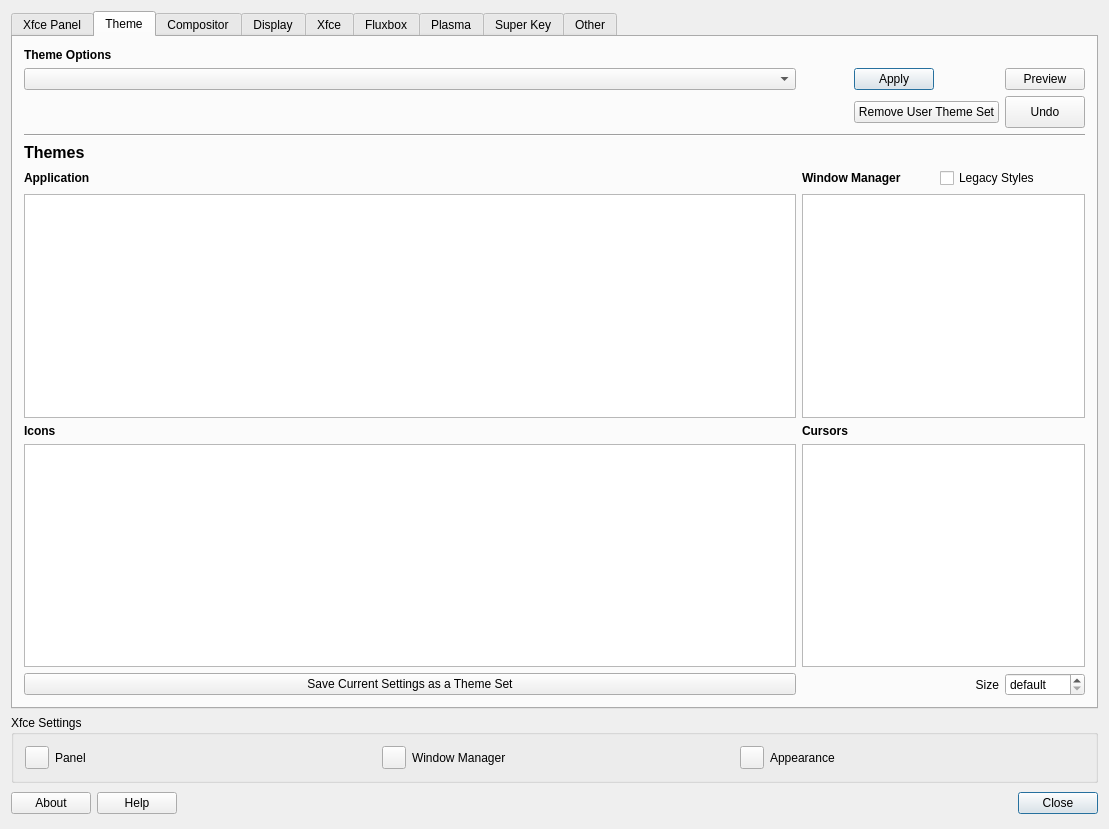
Above: defaultlook.ui from MX-Linux/mx-tweak before the change. Below: the same form after it.
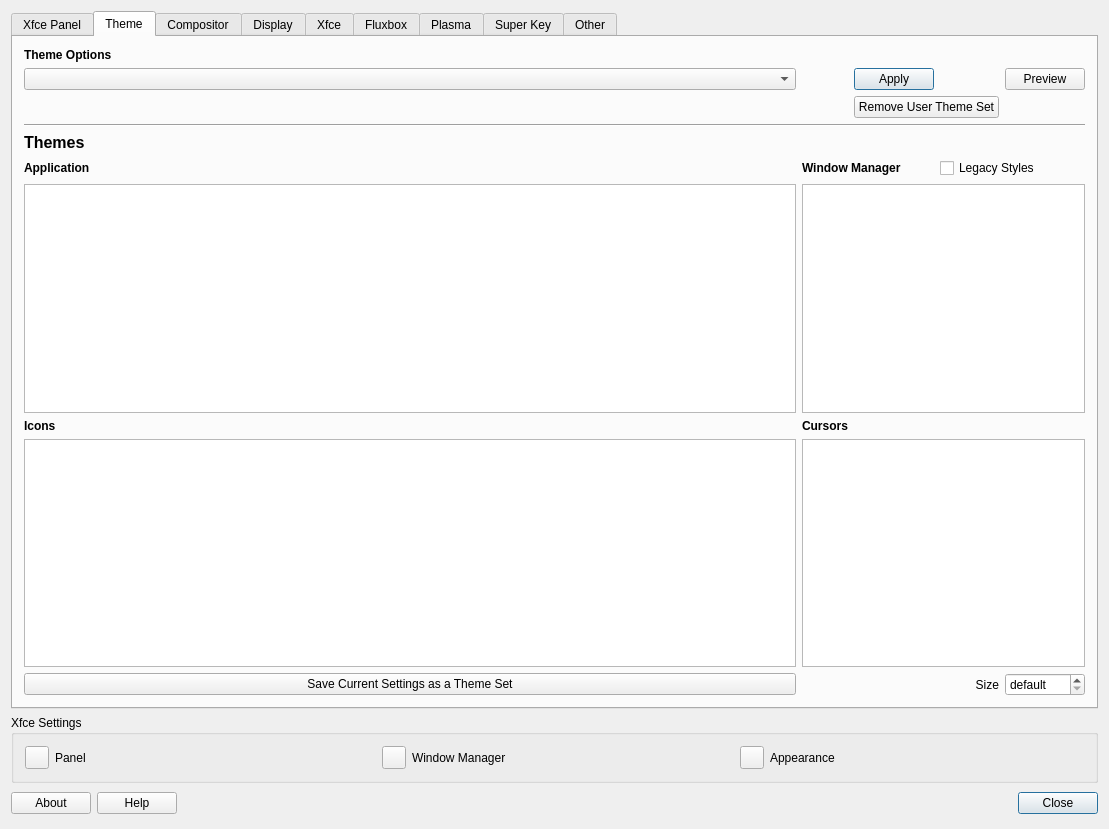
That is the form after the change. The open tabs and pages were chosen to show the change. Icons and pictures are not drawn.

Commit message: Remove theme undo button code.  - Button was hidden permanently for some time, nobody noticed it was missing.

What changed in the file:
```diff
--- a/defaultlook.ui
+++ b/defaultlook.ui
@@ -502,19 +502,6 @@
          <item row="8" column="0">
           <widget class="QListWidget" name="listWidgeticons"/>
          </item>
-         <item row="2" column="4">
-          <widget class="QPushButton" name="buttonThemeUndo">
-           <property name="minimumSize">
-            <size>
-             <width>0</width>
-             <height>32</height>
-            </size>
-           </property>
-           <property name="text">
-            <string>Undo</string>
-           </property>
-          </widget>
-         </item>
          <item row="5" column="0">
           <widget class="QLabel" name="labelThemes">
            <property name="text">
```
The commit also changes 2 other files.
